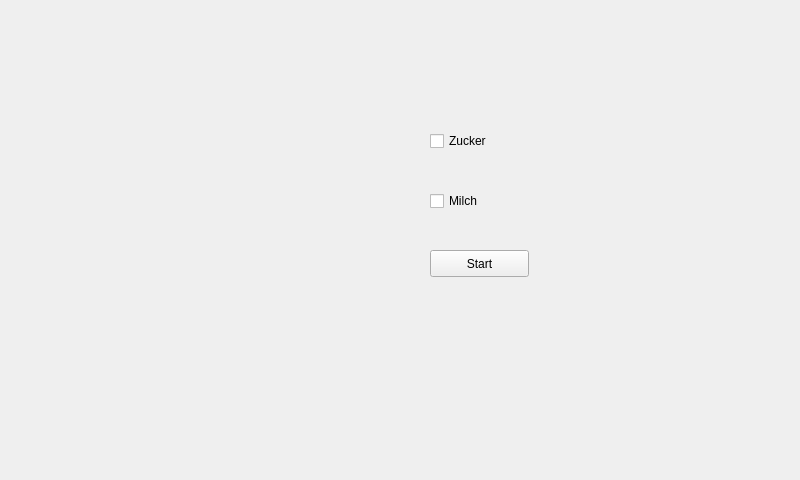
Ben-Kaniobi/Startux_Coffee, file layout/mainwindow.ui: the form before one commit.
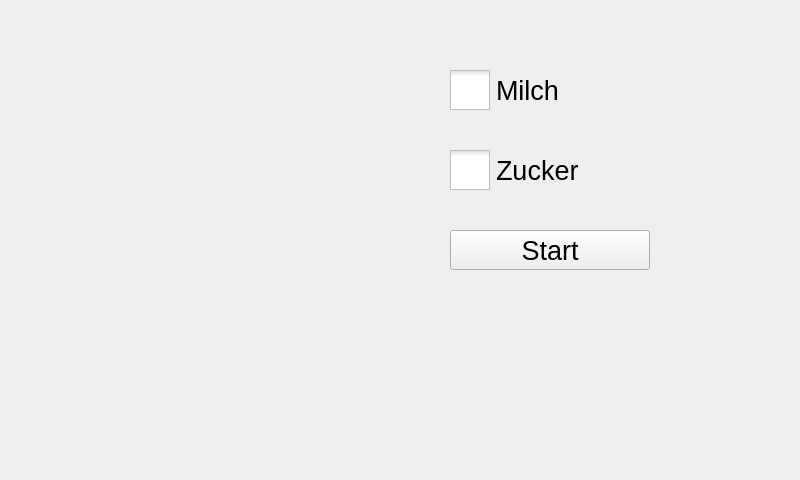
The form after the commit. Icons and pictures are not drawn.

Commit message: Increased UI element size

The edit to the form file:
```diff
--- a/layout/mainwindow.ui
+++ b/layout/mainwindow.ui
@@ -19,8 +19,8 @@
      <rect>
       <x>10</x>
       <y>10</y>
-      <width>200</width>
-      <height>200</height>
+      <width>300</width>
+      <height>300</height>
      </rect>
     </property>
     <property name="text">
@@ -36,12 +36,23 @@
    <widget class="QCheckBox" name="checkBox_Zucker">
     <property name="geometry">
      <rect>
-      <x>430</x>
-      <y>130</y>
-      <width>98</width>
-      <height>22</height>
+      <x>450</x>
+      <y>150</y>
+      <width>200</width>
+      <height>40</height>
      </rect>
     </property>
+    <property name="font">
+     <font>
+      <pointsize>20</pointsize>
+      <weight>50</weight>
+      <bold>false</bold>
+     </font>
+    </property>
+    <property name="styleSheet">
+     <string notr="true">QCheckBox::indicator{width: 40px; height: 40px;}
+QCheckBox::indicator:checked{image:url(:/checkbox_checked.png);}</string>
+    </property>
     <property name="text">
      <string>Zucker</string>
     </property>
@@ -49,12 +60,21 @@
    <widget class="QCheckBox" name="checkBox_Milch">
     <property name="geometry">
      <rect>
-      <x>430</x>
-      <y>190</y>
-      <width>98</width>
-      <height>22</height>
+      <x>450</x>
+      <y>70</y>
+      <width>200</width>
+      <height>40</height>
      </rect>
     </property>
+    <property name="font">
+     <font>
+      <pointsize>20</pointsize>
+     </font>
+    </property>
+    <property name="styleSheet">
+     <string notr="true">QCheckBox::indicator{width: 40px; height: 40px;}
+QCheckBox::indicator:checked{image: url(:/checkbox_checked.png);}</string>
+    </property>
     <property name="text">
      <string>Milch</string>
     </property>
@@ -65,12 +85,19 @@
     </property>
     <property name="geometry">
      <rect>
-      <x>430</x>
-      <y>250</y>
-      <width>99</width>
-      <height>27</height>
+      <x>450</x>
+      <y>230</y>
+      <width>200</width>
+      <height>40</height>
      </rect>
     </property>
+    <property name="font">
+     <font>
+      <pointsize>20</pointsize>
+      <weight>50</weight>
+      <bold>false</bold>
+     </font>
+    </property>
     <property name="text">
      <string>Start</string>
     </property>
```
The commit also changes 2 other files.
